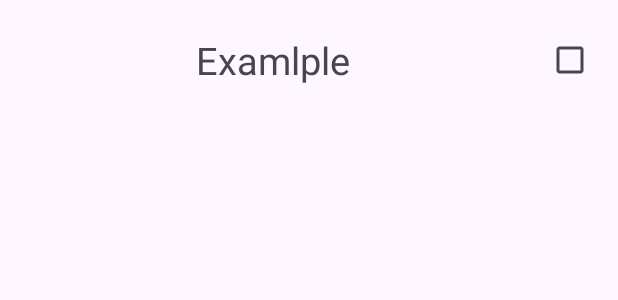
After one commit to Calvince-Okoth/MyTodo_List, an Android app: the layout todo_list.xml on its own in the app's theme, with its tools: preview values and no code run, on a phone screen of 412 x 824 dp. The commit adds this screen. Shown: the top 300 px of the screen. Run offline under Robolectric (Android 15) with nearby library versions, the phone set to English and light mode, and no system bars.

Commit message:
xml files

```diff
--- /dev/null
+++ b/app/src/main/res/layout/todo_list.xml
@@ -0,0 +1,31 @@
+<?xml version="1.0" encoding="utf-8"?>
+<androidx.constraintlayout.widget.ConstraintLayout xmlns:android="http://schemas.android.com/apk/res/android"
+    xmlns:app="http://schemas.android.com/apk/res-auto"
+    xmlns:tools="http://schemas.android.com/tools"
+    android:layout_width="match_parent"
+    android:layout_height="80dp"
+    android:paddingStart="8dp"
+    android:paddingEnd="8dp">
+
+
+    <TextView
+        android:id="@+id/tvTodoTitle"
+        android:layout_width="wrap_content"
+        android:layout_height="wrap_content"
+        android:text="Examlple"
+        android:textStyle="normal"
+        android:textSize="25dp"
+        app:layout_constraintBottom_toBottomOf="parent"
+        app:layout_constraintEnd_toStartOf="@+id/checkBox"
+        app:layout_constraintStart_toStartOf="parent"
+        app:layout_constraintTop_toTopOf="parent" />
+
+    <CheckBox
+        android:id="@+id/checkBox"
+        android:layout_width="wrap_content"
+        android:layout_height="wrap_content"
+        app:layout_constraintBottom_toBottomOf="parent"
+        app:layout_constraintEnd_toEndOf="parent"
+        app:layout_constraintTop_toTopOf="parent" />
+
+</androidx.constraintlayout.widget.ConstraintLayout>
```
Also changed, not shown: app/src/main/res/layout/activity_main.xml (+15 -10 lines).
